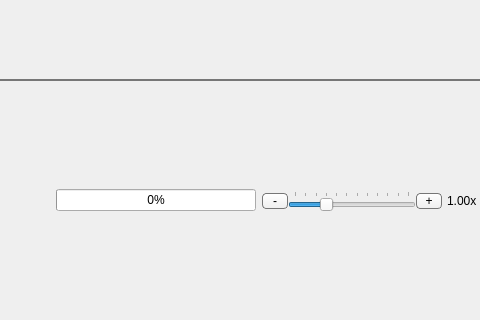
The window that ryouko_lib/mainwindow.ui (yusumishi/ryouko) describes before a commit, drawn with Qt 5; both pictures show x 352 to 832 and y 160 to 480 of the 832 by 480 pixel window.
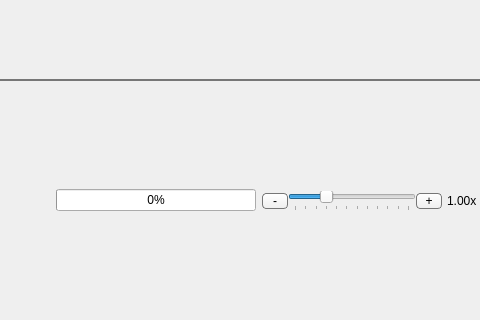
The same window after the commit.

```diff
--- a/ryouko_lib/mainwindow.ui
+++ b/ryouko_lib/mainwindow.ui
@@ -347,7 +347,7 @@
              <bool>false</bool>
             </property>
             <property name="tickPosition">
-             <enum>QSlider::TicksAbove</enum>
+             <enum>QSlider::TicksBelow</enum>
             </property>
             <property name="tickInterval">
              <number>1</number>
```
